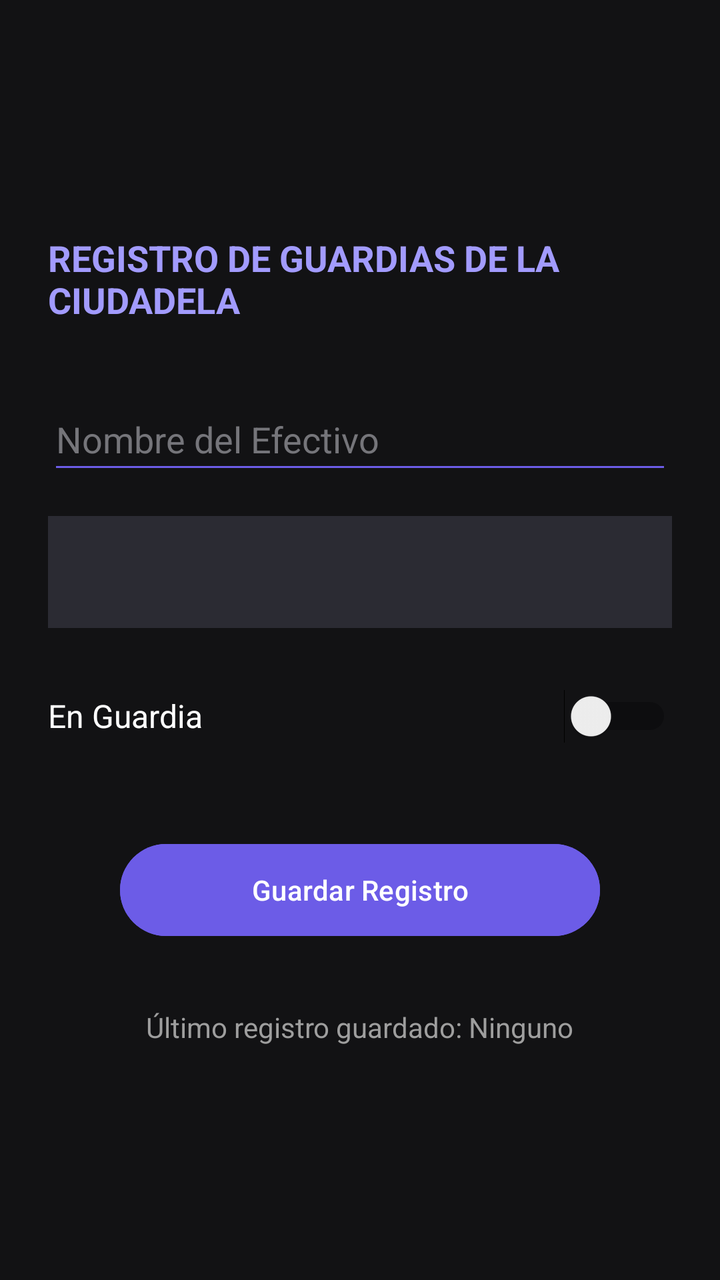
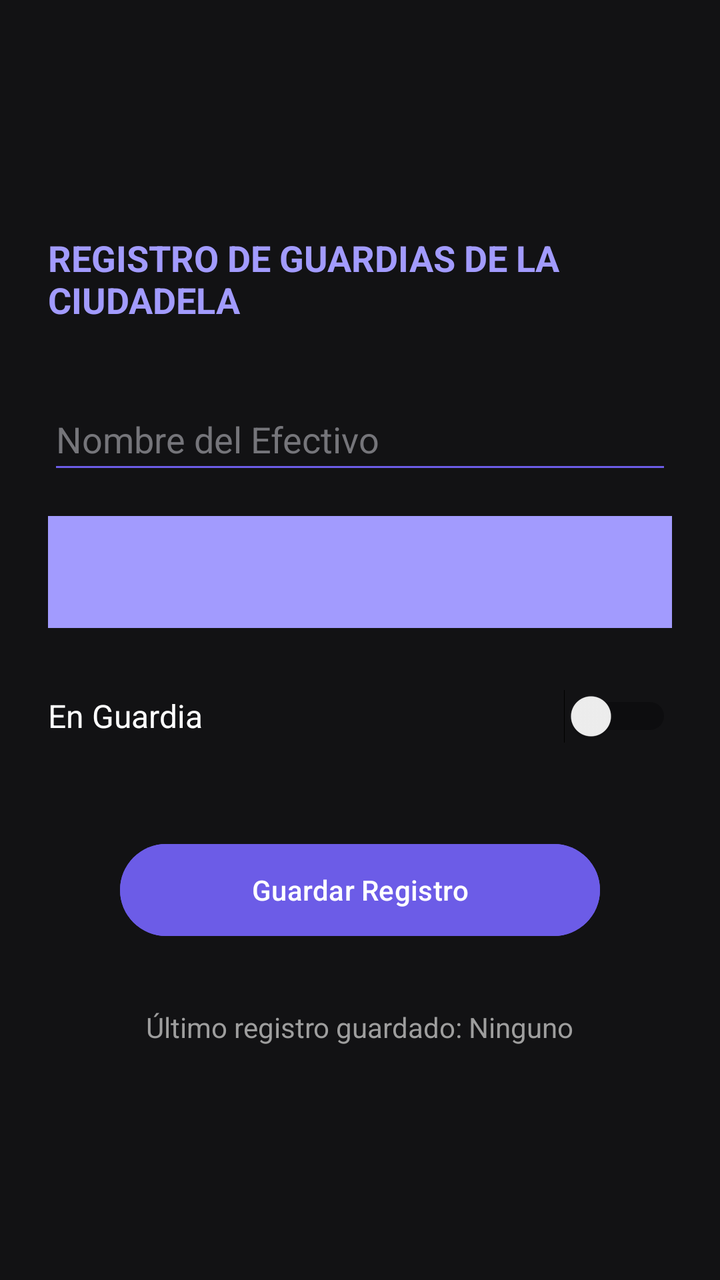

Compare the two renders of this Android layout. The source of the first and the diff that turns it into the second are given below.
<!-- AndroidManifest.xml: application theme Theme.LABRegistroGuardias -->
<!-- res/layout/activity_main.xml -->
<?xml version="1.0" encoding="utf-8"?>
<LinearLayout xmlns:android="http://schemas.android.com/apk/res/android"
    xmlns:tools="http://schemas.android.com/tools"
    android:id="@+id/main"
    android:layout_width="match_parent"
    android:layout_height="match_parent"
    android:orientation="vertical"
    android:gravity="center"
    android:padding="24dp"
    android:background="#121214"
    tools:context=".MainActivity">

    <TextView
        android:layout_width="wrap_content"
        android:layout_height="wrap_content"
        android:text="REGISTRO DE GUARDIAS DE LA CIUDADELA"
        android:textColor="#A29BFE"
        android:textSize="18sp"
        android:textStyle="bold"
        android:layout_marginBottom="32dp"/>

    
    <EditText
        android:id="@+id/etSoldado"
        android:layout_width="match_parent"
        android:layout_height="48dp"
        android:hint="Nombre del Efectivo"
        android:textColor="#FFFFFF"
        android:textColorHint="#75757A"
        android:backgroundTint="#6C5CE7"
        android:inputType="textPersonName"
        android:layout_marginBottom="16dp"/>

    
    <Spinner
        android:id="@+id/spinnerRango"
        android:layout_width="match_parent"
        android:layout_height="56dp"
        android:background="#2B2B33"
        android:spinnerMode="dropdown"
        android:layout_marginBottom="16dp"/>

    
    <Switch
        android:id="@+id/switchEstado"
        android:layout_width="match_parent"
        android:layout_height="56dp"
        android:text="En Guardia"
        android:textColor="#FFFFFF"
        android:textSize="16sp"
        android:layout_marginBottom="32dp"/>

    <Button
        android:id="@+id/btnGuardar"
        android:layout_width="240dp"
        android:layout_height="54dp"
        android:text="Guardar Registro"
        android:backgroundTint="#6C5CE7"
        android:layout_marginBottom="32dp"/>

    <TextView
        android:id="@+id/tvUltimoRegistro"
        android:layout_width="wrap_content"
        android:layout_height="wrap_content"
        android:text="Último registro guardado: Ninguno"
        android:textColor="#9E9E9E"
        android:textSize="14sp"/>

</LinearLayout>
<!-- resources referenced by this layout -->
<resources>
  <style name="Theme.LABRegistroGuardias" parent="Base.Theme.LABRegistroGuardias" />
  <style name="Base.Theme.LABRegistroGuardias" parent="Theme.Material3.DayNight.NoActionBar">
          
          
      </style>
</resources>

<!-- the commit's change to res/layout/activity_main.xml (unified diff, before → after) -->
@@ -36,7 +36,7 @@
         android:id="@+id/spinnerRango"
         android:layout_width="match_parent"
         android:layout_height="56dp"
-        android:background="#2B2B33"
+        android:background="#A29BFE"
         android:spinnerMode="dropdown"
         android:layout_marginBottom="16dp"/>
 
